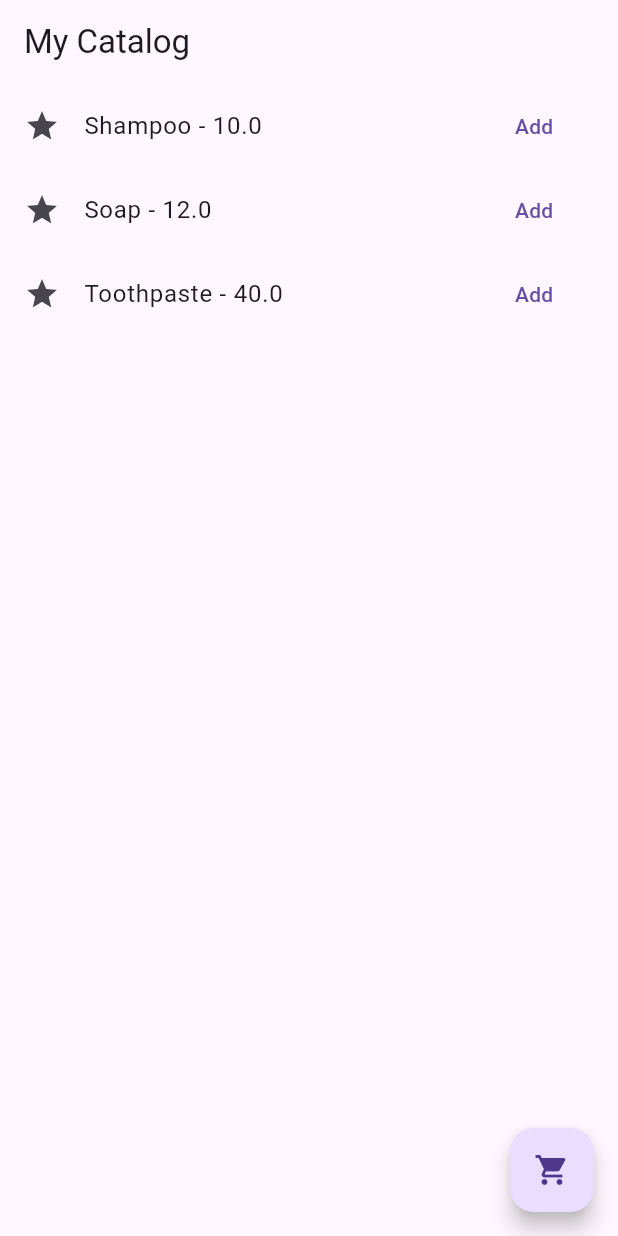
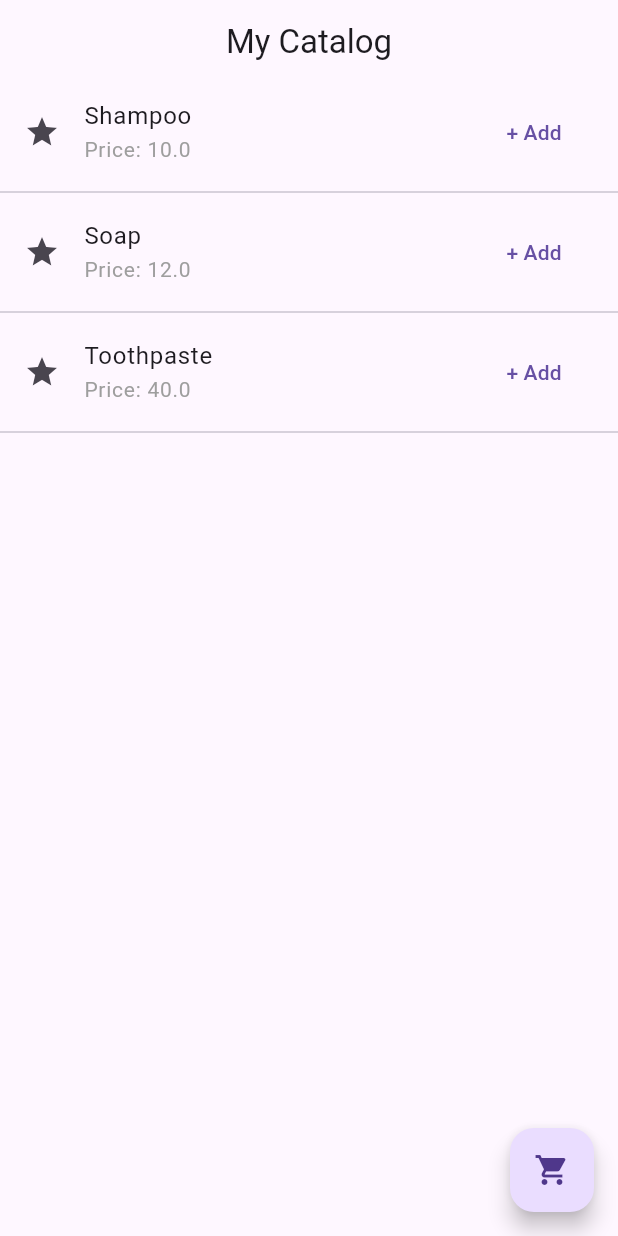
Before and after one commit to r-clarissa/exer-6-state-management-r-clarissa, a Flutter app: the screen it shows after launch, on a phone screen of 412 x 824 dp. Run offline on Flutter 3.47's test engine with Material 3 defaults, Android fonts, the phone set to English and light mode, and no system bars.

Commit message:
mycatalog styling

```diff
--- a/lib/screen/MyCatalog.dart
+++ b/lib/screen/MyCatalog.dart
@@ -5,7 +5,7 @@ import "package:provider/provider.dart";
 import '../provider/shoppingcart_provider.dart';
 
 class MyCatalog extends StatefulWidget {
-  const MyCatalog({super.key});
+  const MyCatalog({Key? key}) : super(key: key);
 
   @override
   State<MyCatalog> createState() => _MyCatalogState();
@@ -22,36 +22,53 @@ class _MyCatalogState extends State<MyCatalog> {
   @override
   Widget build(BuildContext context) {
     return Scaffold(
-        appBar: AppBar(title: const Text("My Catalog")),
+      appBar: AppBar(
+        title: Center(child: const Text("My Catalog")),
+      ),
       body: ListView.builder(
         itemBuilder: (BuildContext context, int index) {
           // display the product list
-              return ListTile(
+          return Column(
+            children: [
+              ListTile(
                 leading: const Icon(Icons.star),
-                title: Text(
-                    "${productsCatalog[index].name} - ${productsCatalog[index].price}"),
-                // add item button
-                trailing: TextButton(
-                  child: const Text("Add"),
+                title: Row(
+                  mainAxisAlignment: MainAxisAlignment.spaceBetween,
+                  children: [
+                    Column(
+                      crossAxisAlignment: CrossAxisAlignment.start,
+                      children: [
+                        Text(productsCatalog[index].name),
+                        Text("Price: ${productsCatalog[index].price}",
+                          style: TextStyle(fontSize: 14, color: Colors.grey,)),
+                      ],
+                    ),
+                    TextButton(
+                      child: const Text("+ Add"),
                       onPressed: () {
-                    context
-                        .read<ShoppingCart>()
-                        .addItem(productsCatalog[index]);
+                        context.read<ShoppingCart>().addItem(productsCatalog[index]);
                         ScaffoldMessenger.of(context).showSnackBar(SnackBar(
                           content: Text("${productsCatalog[index].name} added!"),
                           duration: const Duration(seconds: 1, milliseconds: 100),
                         ));
                       },
                     ),
+                  ],
+                ),
+              ),
+              Divider()
+            ],
           );
         },
-            itemCount: productsCatalog.length),
+        itemCount: productsCatalog.length,
+      ),
       // floating shopping cart button
       floatingActionButton: FloatingActionButton(
         child: const Icon(Icons.shopping_cart),
         onPressed: () {
           Navigator.pushNamed(context, "/cart");
         },
-        ));
+      ),
+    );
   }
 }
```
Lines whose indentation alone changed are shown as unchanged.
